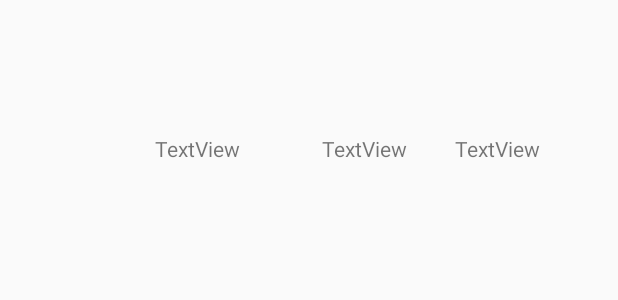
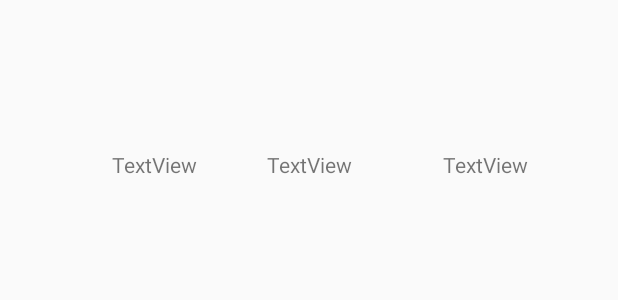
Before and after one commit to n-a-sistemas/TST_Funcionario_App, an Android app: the layout epi_list.xml on its own in the app's theme, with its tools: preview values and no code run, on a phone screen of 412 x 824 dp. Shown: the top 300 px of the screen. Run offline under Robolectric (Android 15) with nearby library versions, the phone set to English and light mode, and no system bars.

Commit message:
Lista de epi concluída.

```diff
--- a/app/src/main/java/com/example/tstfuncionario_30/ui/gallery/GalleryFragment.java
+++ b/app/src/main/java/com/example/tstfuncionario_30/ui/gallery/GalleryFragment.java
@@ -15,7 +15,7 @@ import androidx.fragment.app.Fragment;
 import androidx.lifecycle.Observer;
 import androidx.lifecycle.ViewModelProviders;
 
-import com.example.tstfuncionario_30.MainActivity;
+
 import com.example.tstfuncionario_30.R;
 import com.example.tstfuncionario_30.adapter.Adapter;
 import com.example.tstfuncionario_30.modelos.Epi;
@@ -58,8 +58,7 @@ public class GalleryFragment extends Fragment {
 
 
 
-        galleryViewModel =
-                ViewModelProviders.of(this).get(GalleryViewModel.class);
+        galleryViewModel = ViewModelProviders.of(this).get(GalleryViewModel.class);
         View root = inflater.inflate(R.layout.fragment_gallery, container, false);
         final TextView textView = root.findViewById(R.id.text_gallery);
         lista = root.findViewById(R.id.list_view_epi);
--- a/app/src/main/java/com/example/tstfuncionario_30/ui/gallery/GalleryViewModel.java
+++ b/app/src/main/java/com/example/tstfuncionario_30/ui/gallery/GalleryViewModel.java
@@ -8,7 +8,6 @@ import androidx.lifecycle.LiveData;
 import androidx.lifecycle.MutableLiveData;
 import androidx.lifecycle.ViewModel;
 
-import com.example.tstfuncionario_30.MainActivity;
 import com.example.tstfuncionario_30.adapter.Adapter;
 import com.example.tstfuncionario_30.modelos.Epi;
 import com.google.firebase.database.DataSnapshot;
@@ -30,7 +29,6 @@ public class GalleryViewModel extends ViewModel {
 
     public GalleryViewModel() {
         mText = new MutableLiveData<>();
-        mText.setValue("This is gallery fragment");
 
 
 
--- a/app/src/main/java/com/example/tstfuncionario_30/ui/home/HomeViewModel.java
+++ b/app/src/main/java/com/example/tstfuncionario_30/ui/home/HomeViewModel.java
@@ -18,7 +18,6 @@ public class HomeViewModel extends ViewModel {
     public HomeViewModel() {
 
         mText = new MutableLiveData<>();
-        mText.setValue("This is home fragment");
 
         texto= new MutableLiveData<>();
         texto.setValue("zika");
--- a/app/src/main/java/com/example/tstfuncionario_30/ui/share/ShareViewModel.java
+++ b/app/src/main/java/com/example/tstfuncionario_30/ui/share/ShareViewModel.java
@@ -10,7 +10,6 @@ public class ShareViewModel extends ViewModel {
 
     public ShareViewModel() {
         mText = new MutableLiveData<>();
-        mText.setValue("This is share fragment");
     }
 
     public LiveData<String> getText() {
--- a/app/src/main/res/layout/epi_list.xml
+++ b/app/src/main/res/layout/epi_list.xml
@@ -7,34 +7,33 @@
     android:layout_height="match_parent">
 
     <TextView
-        android:id="@+id/textView3"
+        android:id="@+id/text_view_epi_nome"
         android:layout_width="wrap_content"
         android:layout_height="wrap_content"
-        android:layout_marginStart="80dp"
-        android:layout_marginTop="89dp"
-        android:layout_marginEnd="32dp"
+        android:layout_marginTop="100dp"
         android:text="TextView"
-        app:layout_constraintEnd_toStartOf="@+id/textView4"
+        app:layout_constraintEnd_toStartOf="@+id/text_view_validade"
+        app:layout_constraintHorizontal_bias="0.615"
         app:layout_constraintStart_toStartOf="parent"
         app:layout_constraintTop_toTopOf="parent" />
 
     <TextView
-        android:id="@+id/textView4"
+        android:id="@+id/text_view_validade"
         android:layout_width="wrap_content"
         android:layout_height="wrap_content"
-        android:layout_marginTop="89dp"
-        android:layout_marginEnd="32dp"
+        android:layout_marginTop="100dp"
         android:text="TextView"
-        app:layout_constraintEnd_toStartOf="@+id/textView5"
+        app:layout_constraintEnd_toEndOf="parent"
+        app:layout_constraintStart_toStartOf="parent"
         app:layout_constraintTop_toTopOf="parent" />
 
     <TextView
-        android:id="@+id/textView5"
+        android:id="@+id/text_validade_ca"
         android:layout_width="wrap_content"
         android:layout_height="wrap_content"
-        android:layout_marginTop="89dp"
-        android:layout_marginEnd="52dp"
+        android:layout_marginTop="100dp"
         android:text="TextView"
         app:layout_constraintEnd_toEndOf="parent"
+        app:layout_constraintStart_toEndOf="@+id/text_view_validade"
         app:layout_constraintTop_toTopOf="parent" />
 </androidx.constraintlayout.widget.ConstraintLayout>
--- a/app/src/main/res/navigation/mobile_navigation.xml
+++ b/app/src/main/res/navigation/mobile_navigation.xml
@@ -36,7 +36,7 @@
         tools:layout="@layout/fragment_share" />
 
     <fragment
-        android:id="@+id/nav_send"
+        android:id="@+id/nav_sair"
         android:name="com.example.tstfuncionario_30.ui.send.SendFragment"
         android:label="@string/menu_send"
         tools:layout="@layout/fragment_send" />
--- a/app/src/main/res/values/strings.xml
+++ b/app/src/main/res/values/strings.xml
@@ -14,6 +14,7 @@
     <string name="menu_share">Tempo e Prêmios</string>
     <string name="menu_send">Sair</string>
     <string name="menu_epi">MeuEpi</string>
+    <string name="menu_sair">Sair</string>
 
     <!-- TODO: Remove or change this placeholder text -->
     <string name="hello_blank_fragment">Hello blank fragment</string>
```
Also changed, not shown: app/src/main/java/com/example/tstfuncionario_30/MainActivity.java (+12 -31 lines), app/src/main/java/com/example/tstfuncionario_30/adapter/Adapter.java (+9 -0 lines), app/src/main/java/com/example/tstfuncionario_30/modelos/Epi.java (+29 -30 lines), app/src/main/java/com/example/tstfuncionario_30/ui/home/HomeFragment.java (+4 -6 lines), app/src/main/res/menu/activity_main_drawer.xml (+6 -2 lines).
